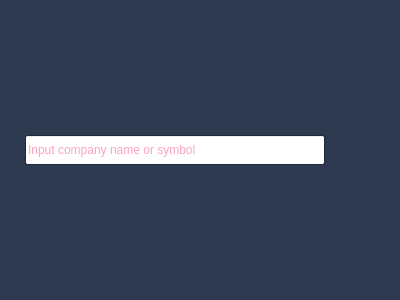
This is UI/Search/__init__.ui in tansa25/project as Qt 5 draws it before an edit. The edited form follows.
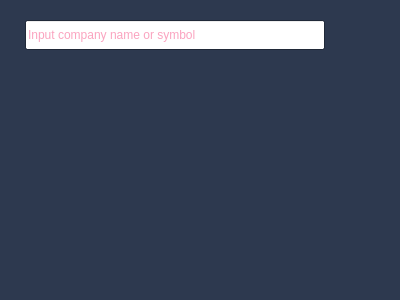
This is the edited form. Icons and pictures are not drawn.

The edit to the form file:
```diff
--- a/UI/Search/__init__.ui
+++ b/UI/Search/__init__.ui
@@ -96,7 +96,7 @@
 	qproperty-alignment: 'AlignVCenter | AlignVCenter';
 }</string>
   </property>
-  <layout class="QVBoxLayout" name="verticalLayout" stretch="0,1">
+  <layout class="QVBoxLayout" name="verticalLayout">
    <property name="spacing">
     <number>0</number>
    </property>
@@ -294,6 +294,19 @@
      </property>
     </layout>
    </item>
+   <item>
+    <spacer name="verticalSpacer">
+     <property name="orientation">
+      <enum>Qt::Vertical</enum>
+     </property>
+     <property name="sizeHint" stdset="0">
+      <size>
+       <width>20</width>
+       <height>212</height>
+      </size>
+     </property>
+    </spacer>
+   </item>
   </layout>
  </widget>
  <resources/>
```
